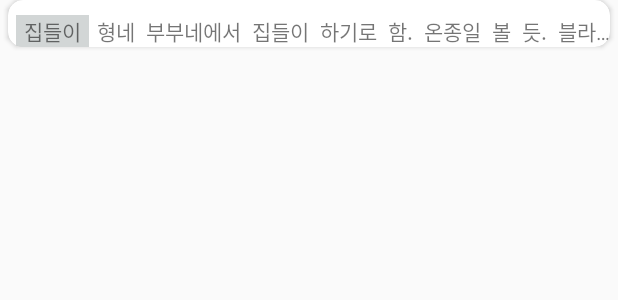
After one commit to ss-party/toy, an Android app: the layout list_item.xml on its own in the app's theme, with its tools: preview values and no code run, on a phone screen of 412 x 824 dp. The commit adds this screen. Shown: the top 300 px of the screen. Run offline under Robolectric (Android 15) with nearby library versions, the phone set to English and light mode, and no system bars.

Commit message:
added recyclerView base code and removed needless code in CalendarActivity

```diff
--- /dev/null
+++ b/sharecalendar/src/main/res/layout/list_item.xml
@@ -0,0 +1,43 @@
+<?xml version="1.0" encoding="utf-8"?>
+<androidx.constraintlayout.widget.ConstraintLayout
+    xmlns:android="http://schemas.android.com/apk/res/android"
+    xmlns:app="http://schemas.android.com/apk/res-auto"
+    android:layout_width="match_parent"
+    android:layout_height="match_parent">
+
+    <androidx.cardview.widget.CardView
+        android:layout_width="0dp"
+        android:layout_height="wrap_content"
+        android:layout_marginHorizontal="5dp"
+        app:cardCornerRadius="10dp"
+        app:layout_constraintEnd_toEndOf="parent"
+        app:layout_constraintStart_toStartOf="parent"
+        app:layout_constraintTop_toTopOf="parent">
+
+        <LinearLayout
+            android:layout_width="match_parent"
+            android:layout_height="match_parent">
+
+            <TextView
+                android:id="@+id/item_title"
+                android:layout_width="wrap_content"
+                android:layout_height="wrap_content"
+                android:layout_marginStart="5dp"
+                android:layout_marginTop="10dp"
+                android:paddingHorizontal="5dp"
+                android:background="#33223333"
+                android:text="집들이"/>
+
+            <TextView
+                android:id="@+id/item_content"
+                android:layout_width="wrap_content"
+                android:layout_height="wrap_content"
+                android:layout_marginStart="5dp"
+                android:layout_marginTop="10dp"
+                android:singleLine="true"
+                android:ellipsize="end"
+                android:text="형네 부부네에서 집들이 하기로 함. 온종일 볼 듯. 블라블라 뭐라뭐라"/>
+        </LinearLayout>
+
+    </androidx.cardview.widget.CardView>
+</androidx.constraintlayout.widget.ConstraintLayout>
```
Also changed, not shown: sharecalendar/src/main/java/com/example/sharecalendar/activity/CalendarActivity.kt (+7 -9 lines), sharecalendar/src/main/java/com/example/sharecalendar/list/DayListAdapter.kt (added, +38 -0 lines), sharecalendar/src/main/java/com/example/sharecalendar/list/ViewHolder.java (added, +21 -0 lines), sharecalendar/src/main/res/layout/activity_calendar.xml (+5 -25 lines).
